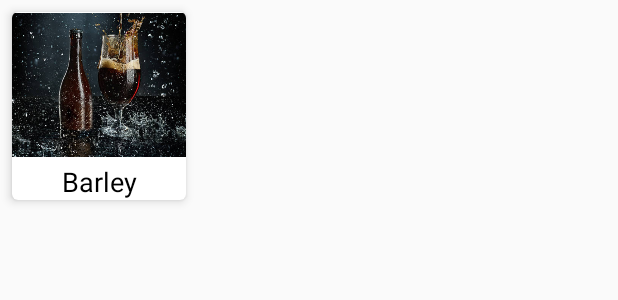
After one commit to DENNINGKEVIN/Beer, an Android app: the layout pombe_item.xml on its own in the app's theme, with its tools: preview values and no code run, on a phone screen of 412 x 824 dp. The commit adds this screen. Shown: the top 300 px of the screen. Run offline under Robolectric (Android 15) with nearby library versions, the phone set to English and light mode, and no system bars.

Commit message:
implement grid layout

```diff
--- a/app/build.gradle
+++ b/app/build.gradle
@@ -36,4 +36,7 @@ dependencies {
     androidTestImplementation 'androidx.test.espresso:espresso-core:3.1.1'
     implementation 'com.jakewharton:butterknife:10.2.0'
     annotationProcessor 'com.jakewharton:butterknife-compiler:10.2.0'
+    implementation 'com.google.android.material:material:1.0.0'
+    implementation 'com.squareup.picasso:picasso:2.71828'
+
 }
--- a/app/src/main/AndroidManifest.xml
+++ b/app/src/main/AndroidManifest.xml
@@ -1,6 +1,7 @@
 <?xml version="1.0" encoding="utf-8"?>
 <manifest xmlns:android="http://schemas.android.com/apk/res/android"
     package="com.mulama.beer_superior">
+    <uses-permission android:name="android.permission.INTERNET"/>
 
     <application
         android:allowBackup="true"
--- /dev/null
+++ b/app/src/main/res/layout/pombe_item.xml
@@ -0,0 +1,45 @@
+<?xml version="1.0" encoding="utf-8"?>
+<androidx.cardview.widget.CardView xmlns:android="http://schemas.android.com/apk/res/android"
+    xmlns:app="http://schemas.android.com/apk/res-auto"
+    xmlns:tools="http://schemas.android.com/tools"
+    android:layout_width="wrap_content"
+    android:layout_height="wrap_content"
+    app:cardCornerRadius="4dp"
+    android:layout_margin="8dp"
+    android:elevation="4dp"
+    app:cardElevation="4dp"
+    >
+    <androidx.constraintlayout.widget.ConstraintLayout
+        android:layout_width="wrap_content"
+        android:layout_height="wrap_content">
+
+        <ImageView
+            android:id="@+id/pombeImage"
+            android:layout_width="116dp"
+            android:layout_height="96dp"
+            android:scaleType="centerCrop"
+            android:src="@drawable/beer2"
+            app:layout_constraintBottom_toBottomOf="parent"
+            app:layout_constraintEnd_toEndOf="parent"
+            app:layout_constraintHorizontal_bias="0.047"
+            app:layout_constraintStart_toStartOf="parent"
+            app:layout_constraintTop_toTopOf="parent"
+            app:layout_constraintVertical_bias="0.024" />
+
+        <TextView
+            android:id="@+id/pombeText"
+            android:layout_width="wrap_content"
+            android:layout_height="wrap_content"
+            android:text="Barley"
+            android:layout_margin="4dp"
+            android:textColor="@android:color/black"
+            android:textSize="18sp"
+            app:layout_constraintEnd_toEndOf="@+id/pombeImage"
+            app:layout_constraintStart_toStartOf="@+id/pombeImage"
+            app:layout_constraintTop_toBottomOf="@+id/pombeImage" />
+
+    </androidx.constraintlayout.widget.ConstraintLayout>
+
+
+
+</androidx.cardview.widget.CardView>
```
Also changed, not shown: app/src/main/java/com/mulama/beer_superior/BeerActivity.java (+43 -13 lines), app/src/main/java/com/mulama/beer_superior/adapters/BeerAdapter.java (added, +49 -0 lines), app/src/main/java/com/mulama/beer_superior/models/BeerModel.java (added, +27 -0 lines), app/src/main/java/com/mulama/beer_superior/viewholders/BeerViewHolder.java (added, +26 -0 lines), app/src/main/res/layout/activity_beer.xml (+8 -5 lines).
